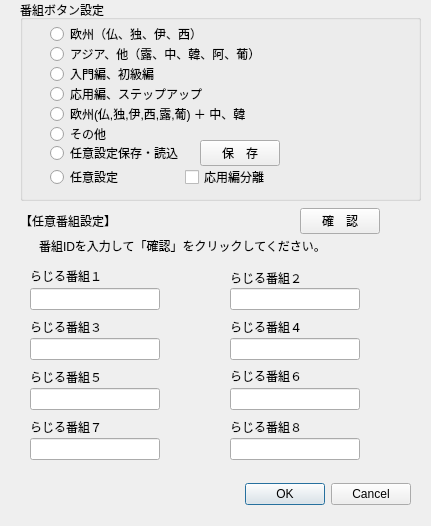
This is scrambledialog.ui in CSReviser/CaptureStream2 as Qt 5 draws it before an edit. The edited form follows.
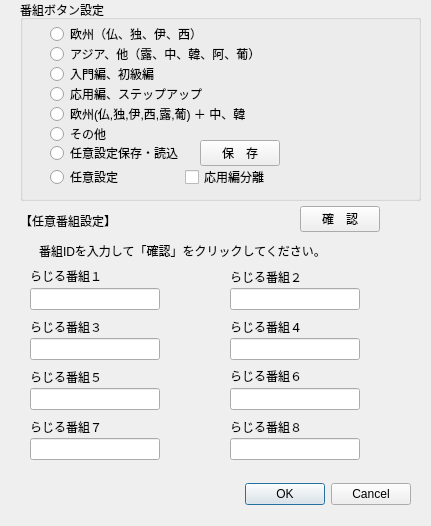
This is the edited form.

```diff
--- a/scrambledialog.ui
+++ b/scrambledialog.ui
@@ -99,7 +99,7 @@
    <property name="geometry">
     <rect>
      <x>230</x>
-     <y>267</y>
+     <y>266</y>
      <width>191</width>
      <height>22</height>
     </rect>
@@ -373,7 +373,7 @@
    <property name="geometry">
     <rect>
      <x>300</x>
-     <y>208</y>
+     <y>206</y>
      <width>80</width>
      <height>26</height>
     </rect>
@@ -386,9 +386,9 @@
    <property name="geometry">
     <rect>
      <x>39</x>
-     <y>230</y>
+     <y>240</y>
      <width>391</width>
-     <height>31</height>
+     <height>21</height>
     </rect>
    </property>
    <property name="text">
```
